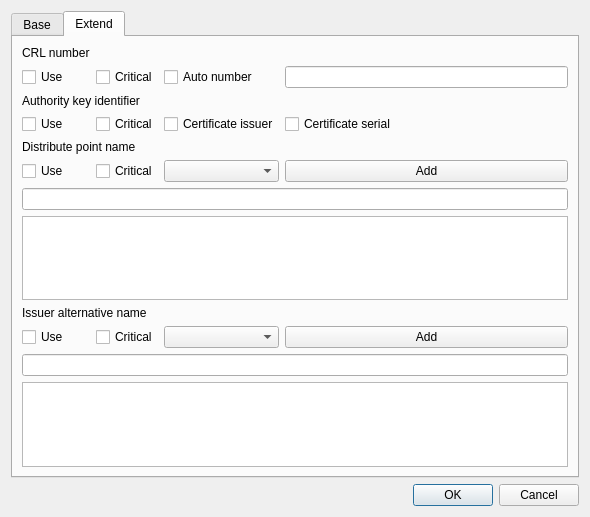
Above: CAMan/make_crl_policy_dlg.ui from jykim74/CertMan before the change. Below: the same form after it.
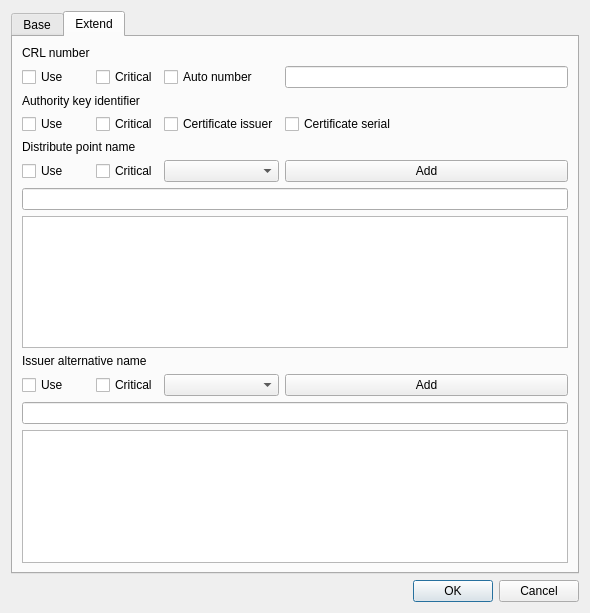
That is the form after the change.

Diff of the .ui file:
```diff
--- a/CAMan/make_crl_policy_dlg.ui
+++ b/CAMan/make_crl_policy_dlg.ui
@@ -7,7 +7,7 @@
     <x>0</x>
     <y>0</y>
     <width>590</width>
-    <height>517</height>
+    <height>613</height>
    </rect>
   </property>
   <property name="windowTitle">
```
Left out of the diff: 54 changed lines with no effect on the pictures.
